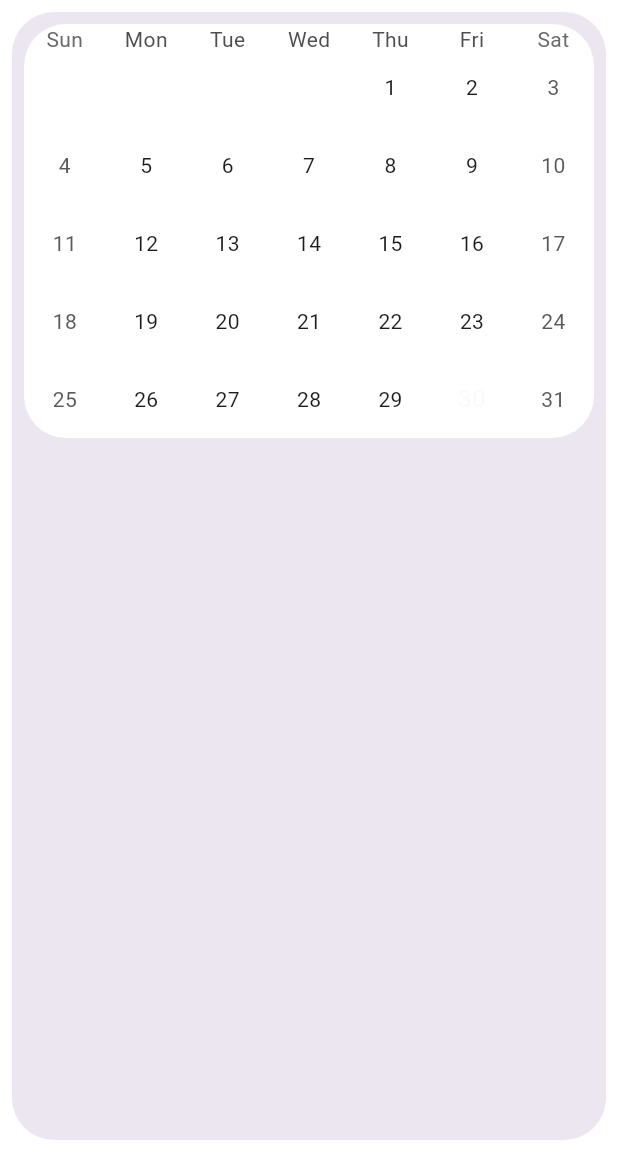
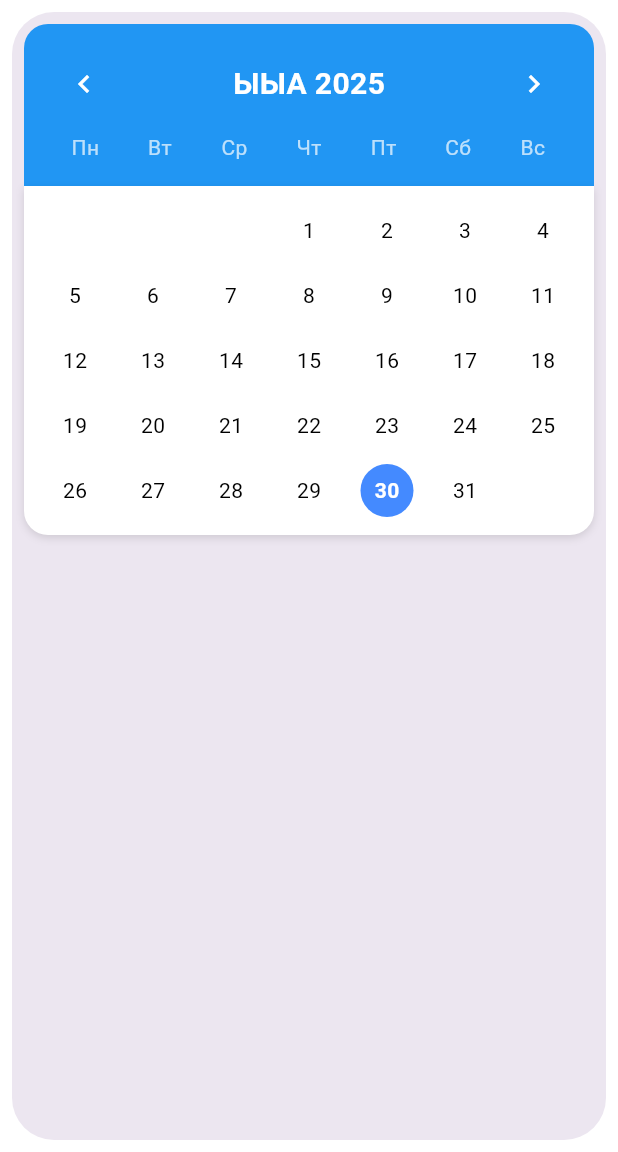
Before and after one commit to Vlad-gw/task-planner-app, a Flutter app: the Calendar screen opened by its route, on a phone screen of 412 x 824 dp, the part 84-1236 px from its top. Run offline on Flutter 3.47's test engine with Material 3 defaults, Android fonts, the phone set to English and light mode, and no system bars; drawn by our look-alikes of table_calendar; our stand-ins replace dio, flutter_secure_storage, pin_code_fields; missing offline and left inert: appmetrica_plugin; accounts and stored records are empty.

Commit message:
feat: Кастомный календарь теперь виджет.

```diff
--- a/frontend/lib/main.dart
+++ b/frontend/lib/main.dart
@@ -9,7 +9,6 @@ import 'package:punctualis_1/main_app/dialogue_page.dart';
 import 'package:punctualis_1/main_app/settings.dart';
 import 'package:punctualis_1/main_app/calendar.dart';
 import 'package:punctualis_1/api/api_service.dart';
-import 'package:punctualis_1/widgets/custom_calendar.dart';
 
 void main() => runApp(const MyApp());
 
@@ -66,7 +65,7 @@ class _AuthWrapperState extends State<AuthWrapper> {
           return const Splash();
         } else {
           if (snapshot.data == true) {
-            return const CustomCalendar();
+            return const DialoguePage();
           } else {
             return const MainScreen();
           }
--- a/frontend/lib/main_app/calendar.dart
+++ b/frontend/lib/main_app/calendar.dart
@@ -1,6 +1,7 @@
 import 'package:flutter/material.dart';
 import 'package:table_calendar/table_calendar.dart';
 import 'package:punctualis_1/api/metrica.dart';
+import 'package:punctualis_1/widgets/custom_calendar.dart';
 
 class Calendar extends StatefulWidget {
   const Calendar({super.key});
@@ -210,30 +211,14 @@ class _CalendarState extends State<Calendar> {
                 ),
                   child: Material(
                     color: Colors.transparent,
-                    child: TableCalendar(
-                      firstDay: DateTime.utc(2020, 1, 1),
-                      lastDay: DateTime.utc(2030, 12, 31),
-                      focusedDay: _focusedDay,
-                      selectedDayPredicate: (day) => isSameDay(_selectedDay, day),
-                      onDaySelected: _onDaySelected,
-                      headerVisible: false,
-                      calendarStyle: CalendarStyle(
-                        outsideDaysVisible: false,
-                        selectedDecoration: BoxDecoration(
-                          color: themeColor,
-                          shape: BoxShape.circle,
-                        ),
-                        todayDecoration: BoxDecoration(
-                          shape: BoxShape.circle,
-                        ),
-                      ),
-                      headerStyle: HeaderStyle(
-                        formatButtonVisible: false,
-                        titleCentered: true,
-                        decoration: BoxDecoration(
-                          borderRadius: BorderRadius.vertical(top: Radius.circular(16.0)),
-                        ),
-                      ),
+                    child: CustomCalendar(
+                      initialDate: DateTime.now(),
+                      onDateSelected: (date) {
+                        print('Выбрана дата: $date');
+                        // Здесь можно добавить навигацию или другие действия
+                      },
+                      headerColor: Colors.blue,
+                      selectedColor: Colors.blueAccent,
                     ),
                   ),
               )
--- a/frontend/lib/widgets/custom_calendar.dart
+++ b/frontend/lib/widgets/custom_calendar.dart
@@ -1,27 +1,44 @@
 import 'package:flutter/material.dart';
 
 class CustomCalendar extends StatefulWidget {
-  const CustomCalendar({super.key});
+  final DateTime? initialDate;
+  final ValueChanged<DateTime>? onDateSelected;
+  final Color? headerColor;
+  final Color? selectedColor;
+
+  const CustomCalendar({
+    Key? key,
+    this.initialDate,
+    this.onDateSelected,
+    this.headerColor = Colors.deepPurple,
+    this.selectedColor = Colors.deepPurple,
+  }) : super(key: key);
 
   @override
   _CustomCalendarState createState() => _CustomCalendarState();
 }
 
 class _CustomCalendarState extends State<CustomCalendar> {
-  DateTime _selectedDate = DateTime.now();
-  DateTime _currentMonth = DateTime.now();
+  late DateTime _selectedDate;
+  late DateTime _currentMonth;
+
+  @override
+  void initState() {
+    super.initState();
+    _selectedDate = widget.initialDate ?? DateTime.now();
+    _currentMonth = DateTime(_selectedDate.year, _selectedDate.month);
+  }
 
   @override
   Widget build(BuildContext context) {
-    return Scaffold(
-      body: Column(
+    return Column(
       children: [
         // Кастомная шапка
         Container(
           padding: EdgeInsets.all(16),
           decoration: BoxDecoration(
-              color: Colors.deepPurple,
-              borderRadius: BorderRadius.vertical(bottom: Radius.circular(16)),
+            color: widget.headerColor,
+            borderRadius: BorderRadius.vertical(top: Radius.circular(16)),
           ),
           child: Column(
             children: [
@@ -52,11 +69,25 @@ class _CustomCalendarState extends State<CustomCalendar> {
           ),
         ),
         // Тело календаря
-          Expanded(
+        Container(
+          padding: EdgeInsets.all(8),
+          decoration: BoxDecoration(
+            color: Colors.white,
+            borderRadius: BorderRadius.vertical(bottom: Radius.circular(16)),
+            boxShadow: [
+              BoxShadow(
+                color: Colors.black12,
+                blurRadius: 4,
+                offset: Offset(0, 2),
+              ),
+            ],
+          ),
           child: GridView.builder(
-              padding: EdgeInsets.all(8),
+            shrinkWrap: true,
+            physics: NeverScrollableScrollPhysics(),
             gridDelegate: SliverGridDelegateWithFixedCrossAxisCount(
               crossAxisCount: 7,
+              childAspectRatio: 1.2,
             ),
             itemCount: _getDaysInMonth() + _getFirstWeekdayOfMonth(),
             itemBuilder: (context, index) {
@@ -67,12 +98,15 @@ class _CustomCalendarState extends State<CustomCalendar> {
               final date = DateTime(_currentMonth.year, _currentMonth.month, day);
 
               return GestureDetector(
-                  onTap: () => setState(() => _selectedDate = date),
+                onTap: () {
+                  setState(() => _selectedDate = date);
+                  widget.onDateSelected?.call(date);
+                },
                 child: Container(
                   margin: EdgeInsets.all(4),
                   decoration: BoxDecoration(
                     color: _isSameDay(date, _selectedDate)
-                          ? Colors.deepPurple
+                        ? widget.selectedColor
                         : Colors.transparent,
                     shape: BoxShape.circle,
                   ),
@@ -95,7 +129,6 @@ class _CustomCalendarState extends State<CustomCalendar> {
           ),
         ),
       ],
-      ),
     );
   }
 
@@ -134,7 +167,7 @@ class _CustomCalendarState extends State<CustomCalendar> {
 
   String _getMonthName(int month) {
     const months = [
-      'Январь', 'Февраль', 'Март', 'Апрель', 'Май', 'Июнь',
+      'Январь', 'Февраль', 'Март', 'Апрель', 'ЫЫА', 'Июнь',
       'Июль', 'Август', 'Сентябрь', 'Октябрь', 'Ноябрь', 'Декабрь'
     ];
     return months[month - 1];
```
Lines whose indentation alone changed are shown as unchanged.
